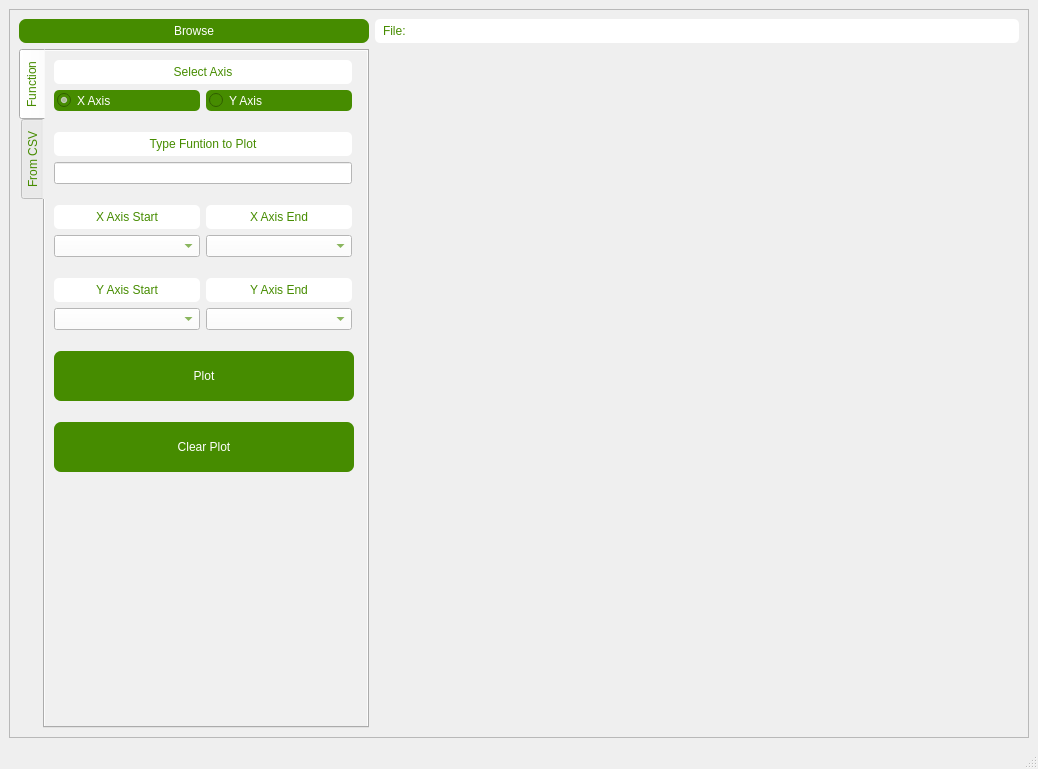
Above: ui_files/graph_layout.ui from Josh-ee/GraphingUI before the change. Below: the same form after it.
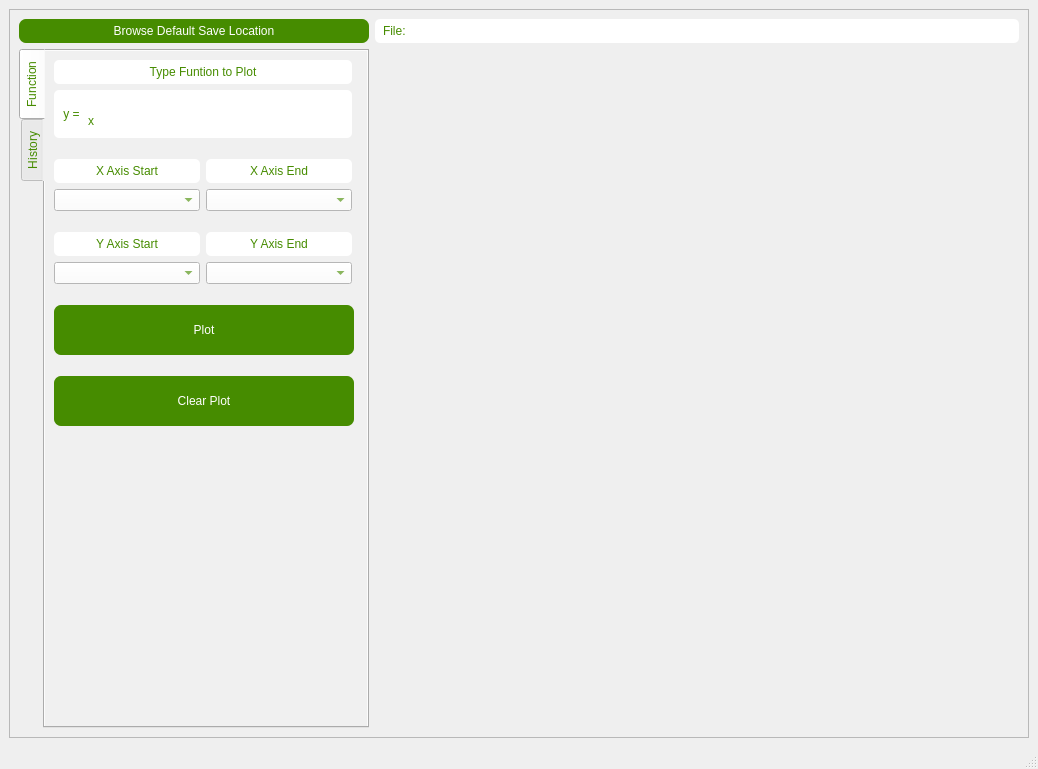
That is the form after the change.

Commit message:
added history tab
fixed browse

Patch:
```diff
--- a/ui_files/graph_layout.ui
+++ b/ui_files/graph_layout.ui
@@ -32,39 +32,6 @@
        <enum>QFrame::Raised</enum>
       </property>
       <layout class="QGridLayout" name="gridLayout_2">
-       <item row="0" column="0">
-        <widget class="QPushButton" name="browseButton">
-         <property name="sizePolicy">
-          <sizepolicy hsizetype="Fixed" vsizetype="Fixed">
-           <horstretch>0</horstretch>
-           <verstretch>0</verstretch>
-          </sizepolicy>
-         </property>
-         <property name="minimumSize">
-          <size>
-           <width>350</width>
-           <height>0</height>
-          </size>
-         </property>
-         <property name="styleSheet">
-          <string notr="true">QPushButton{
-	background-color: rgb(70, 140, 0);
-	color: rgb(255, 255, 255);
-}
-QPushButton:hover{
-	background-color: rgb(85, 150, 100);
-}
-
-QPushButton:pressed{
-	background-color: rgb(86, 91, 89);
-}
-</string>
-         </property>
-         <property name="text">
-          <string>Browse</string>
-         </property>
-        </widget>
-       </item>
        <item row="1" column="1">
         <layout class="QVBoxLayout" name="verticalLayout">
          <item>
@@ -130,7 +97,39 @@
            <string>Function</string>
           </attribute>
           <layout class="QGridLayout" name="gridLayout_3">
-           <item row="6" column="0">
+           <item row="7" column="0">
+            <spacer name="verticalSpacer_4">
+             <property name="orientation">
+              <enum>Qt::Vertical</enum>
+             </property>
+             <property name="sizeType">
+              <enum>QSizePolicy::Fixed</enum>
+             </property>
+             <property name="sizeHint" stdset="0">
+              <size>
+               <width>20</width>
+               <height>15</height>
+              </size>
+             </property>
+            </spacer>
+           </item>
+           <item row="14" column="0">
+            <spacer name="verticalSpacer_6">
+             <property name="orientation">
+              <enum>Qt::Vertical</enum>
+             </property>
+             <property name="sizeType">
+              <enum>QSizePolicy::Fixed</enum>
+             </property>
+             <property name="sizeHint" stdset="0">
+              <size>
+               <width>20</width>
+               <height>15</height>
+              </size>
+             </property>
+            </spacer>
+           </item>
+           <item row="3" column="0">
             <spacer name="verticalSpacer_3">
              <property name="orientation">
               <enum>Qt::Vertical</enum>
@@ -146,50 +145,36 @@
              </property>
             </spacer>
            </item>
-           <item row="1" column="0">
-            <widget class="QRadioButton" name="xradioButton">
-             <property name="styleSheet">
-              <string notr="true">color: rgb(255,255,255);
-border-radius: 5px;
-background-color: rgb(70, 140, 0);
-padding: 3px;</string>
+           <item row="16" column="0">
+            <spacer name="verticalSpacer">
+             <property name="orientation">
+              <enum>Qt::Vertical</enum>
              </property>
-             <property name="text">
-              <string>X Axis</string>
+             <property name="sizeHint" stdset="0">
+              <size>
+               <width>20</width>
+               <height>202</height>
+              </size>
              </property>
-             <property name="checked">
-              <bool>true</bool>
-             </property>
-            </widget>
+            </spacer>
            </item>
-           <item row="8" column="1">
-            <widget class="QComboBox" name="comboBox_2">
-             <property name="styleSheet">
-              <string notr="true">background-color: rgb(255, 255, 255);</string>
+           <item row="12" column="0">
+            <spacer name="verticalSpacer_5">
+             <property name="orientation">
+              <enum>Qt::Vertical</enum>
              </property>
-            </widget>
-           </item>
-           <item row="0" column="0" colspan="2">
-            <widget class="QLabel" name="label_2">
-             <property name="styleSheet">
-              <string notr="true">    border-radius: 5px;
-	background-color: rgb(255, 255, 255);
-	border: none;
-	padding: 5px;
-	font: 12 15pt &quot;Segoe UI Semibold&quot;;
-
-	
-	</string>
+             <property name="sizeType">
+              <enum>QSizePolicy::Fixed</enum>
              </property>
-             <property name="text">
-              <string>Select Axis</string>
+             <property name="sizeHint" stdset="0">
+              <size>
+               <width>20</width>
+               <height>15</height>
+              </size>
              </property>
-             <property name="alignment">
-              <set>Qt::AlignCenter</set>
-             </property>
-            </widget>
+            </spacer>
            </item>
-           <item row="17" column="0" colspan="2">
+           <item row="15" column="0" colspan="2">
             <widget class="QPushButton" name="clearButton">
              <property name="sizePolicy">
               <sizepolicy hsizetype="Fixed" vsizetype="Fixed">
@@ -223,7 +208,7 @@
              </property>
             </widget>
            </item>
-           <item row="15" column="0" colspan="3">
+           <item row="13" column="0" colspan="3">
             <widget class="QPushButton" name="plotButton">
              <property name="sizePolicy">
               <sizepolicy hsizetype="Fixed" vsizetype="Fixed">
@@ -257,7 +242,28 @@
              </property>
             </widget>
            </item>
+           <item row="6" column="1">
+            <widget class="QComboBox" name="comboBox_2">
+             <property name="styleSheet">
+              <string notr="true">background-color: rgb(255, 255, 255);</string>
+             </property>
+            </widget>
+           </item>
+           <item row="6" column="0">
+            <widget class="QComboBox" name="comboBox">
+             <property name="styleSheet">
+              <string notr="true">background-color: rgb(255, 255, 255);</string>
+             </property>
+            </widget>
+           </item>
            <item row="10" column="0">
+            <widget class="QComboBox" name="comboBox_4">
+             <property name="styleSheet">
+              <string notr="true">background-color: rgb(255, 255, 255);</string>
+             </property>
+            </widget>
+           </item>
+           <item row="8" column="0">
             <widget class="QLabel" name="label_6">
              <property name="styleSheet">
               <string notr="true">    border-radius: 5px;
@@ -277,118 +283,7 @@
              </property>
             </widget>
            </item>
-           <item row="16" column="0">
-            <spacer name="verticalSpacer_6">
-             <property name="orientation">
-              <enum>Qt::Vertical</enum>
-             </property>
-             <property name="sizeType">
-              <enum>QSizePolicy::Fixed</enum>
-             </property>
-             <property name="sizeHint" stdset="0">
-              <size>
-               <width>20</width>
-               <height>15</height>
-              </size>
-             </property>
-            </spacer>
-           </item>
-           <item row="9" column="0">
-            <spacer name="verticalSpacer_4">
-             <property name="orientation">
-              <enum>Qt::Vertical</enum>
-             </property>
-             <property name="sizeType">
-              <enum>QSizePolicy::Fixed</enum>
-             </property>
-             <property name="sizeHint" stdset="0">
-              <size>
-               <width>20</width>
-               <height>15</height>
-              </size>
-             </property>
-            </spacer>
-           </item>
-           <item row="2" column="0">
-            <spacer name="verticalSpacer_2">
-             <property name="orientation">
-              <enum>Qt::Vertical</enum>
-             </property>
-             <property name="sizeType">
-              <enum>QSizePolicy::Fixed</enum>
-             </property>
-             <property name="sizeHint" stdset="0">
-              <size>
-               <width>20</width>
-               <height>15</height>
-              </size>
-             </property>
-            </spacer>
-           </item>
-           <item row="1" column="1">
-            <widget class="QRadioButton" name="yradioButton">
-             <property name="styleSheet">
-              <string notr="true">color: rgb(255,255,255);
-border-radius: 5px;
-background-color: rgb(70, 140, 0);
-padding: 3px;</string>
-             </property>
-             <property name="text">
-              <string>Y Axis</string>
-             </property>
-             <property name="checked">
-              <bool>false</bool>
-             </property>
-            </widget>
-           </item>
-           <item row="7" column="1">
-            <widget class="QLabel" name="label_5">
-             <property name="styleSheet">
-              <string notr="true">    border-radius: 5px;
-	background-color: rgb(255, 255, 255);
-	border: none;
-	padding: 5px;
-	font: 12 15pt &quot;Segoe UI Semibold&quot;;
-
-	
-	</string>
-             </property>
-             <property name="text">
-              <string>X Axis End</string>
-             </property>
-             <property name="alignment">
-              <set>Qt::AlignCenter</set>
-             </property>
-            </widget>
-           </item>
-           <item row="4" column="0" colspan="2">
-            <widget class="QLabel" name="label_3">
-             <property name="styleSheet">
-              <string notr="true">    border-radius: 5px;
-	background-color: rgb(255, 255, 255);
-	border: none;
-	padding: 5px;
-	font: 12 15pt &quot;Segoe UI Semibold&quot;;
-
-	
-	</string>
-             </property>
-             <property name="text">
-              <string>Type Funtion to Plot</string>
-             </property>
-             <property name="alignment">
-              <set>Qt::AlignCenter</set>
-             </property>
-            </widget>
-           </item>
-           <item row="5" column="0" colspan="2">
-            <widget class="QLineEdit" name="functionEdit">
-             <property name="styleSheet">
-              <string notr="true">background-color: rgb(255, 255, 255);</string>
-             </property>
-            </widget>
-           </item>
-           <item row="7" column="0">
+           <item row="5" column="0">
             <widget class="QLabel" name="label_4">
              <property name="styleSheet">
               <string notr="true">    border-radius: 5px;
@@ -408,57 +303,34 @@
              </property>
             </widget>
            </item>
-           <item row="8" column="0">
-            <widget class="QComboBox" name="comboBox">
+           <item row="5" column="1">
+            <widget class="QLabel" name="label_5">
              <property name="styleSheet">
-              <string notr="true">background-color: rgb(255, 255, 255);</string>
+              <string notr="true">    border-radius: 5px;
+	background-color: rgb(255, 255, 255);
+	border: none;
+	padding: 5px;
+	font: 12 15pt &quot;Segoe UI Semibold&quot;;
+
+	
+	</string>
              </property>
-            </widget>
-           </item>
-           <item row="18" column="0">
-            <spacer name="verticalSpacer">
-             <property name="orientation">
-              <enum>Qt::Vertical</enum>
+             <property name="text">
+              <string>X Axis End</string>
              </property>
-             <property name="sizeHint" stdset="0">
-              <size>
-               <width>20</width>
-               <height>202</height>
-              </size>
+             <property name="alignment">
+              <set>Qt::AlignCenter</set>
              </property>
-            </spacer>
-           </item>
-           <item row="12" column="1">
-            <widget class="QComboBox" name="comboBox_3">
-             <property name="styleSheet">
-              <string notr="true">background-color: rgb(255, 255, 255);</string>
-             </property>
             </widget>
            </item>
-           <item row="12" column="0">
-            <widget class="QComboBox" name="comboBox_4">
-             <property name="styleSheet">
-              <string notr="true">background-color: rgb(255, 255, 255);</string>
-             </property>
-            </widget>
-           </item>
-           <item row="14" column="0">
-            <spacer name="verticalSpacer_5">
-             <property name="orientation">
-              <enum>Qt::Vertical</enum>
-             </property>
-             <property name="sizeType">
-              <enum>QSizePolicy::Fixed</enum>
-             </property>
-             <property name="sizeHint" stdset="0">
-              <size>
-               <width>20</width>
-               <height>15</height>
-              </size>
-             </property>
-            </spacer>
-           </item>
            <item row="10" column="1">
+            <widget class="QComboBox" name="comboBox_3">
+             <property name="styleSheet">
+              <string notr="true">background-color: rgb(255, 255, 255);</string>
+             </property>
+            </widget>
+           </item>
+           <item row="8" column="1">
             <widget class="QLabel" name="label_7">
              <property name="styleSheet">
               <string notr="true">    border-radius: 5px;
@@ -478,15 +350,152 @@
              </property>
             </widget>
            </item>
+           <item row="1" column="0" colspan="2">
+            <widget class="QLabel" name="label_3">
+             <property name="styleSheet">
+              <string notr="true">    border-radius: 5px;
+	background-color: rgb(255, 255, 255);
+	border: none;
+	padding: 5px;
+	font: 12 15pt &quot;Segoe UI Semibold&quot;;
+
+	
+	</string>
+             </property>
+             <property name="text">
+              <string>Type Funtion to Plot</string>
+             </property>
+             <property name="alignment">
+              <set>Qt::AlignCenter</set>
+             </property>
+            </widget>
+           </item>
+           <item row="2" column="0" colspan="2">
+            <widget class="QFrame" name="frame">
+             <property name="sizePolicy">
+              <sizepolicy hsizetype="Preferred" vsizetype="Preferred">
+               <horstretch>0</horstretch>
+               <verstretch>0</verstretch>
+              </sizepolicy>
+             </property>
+             <property name="minimumSize">
+              <size>
+               <width>200</width>
+               <height>0</height>
+              </size>
+             </property>
+             <property name="styleSheet">
+              <string notr="true">QFrame{
+
+	border-radius: 5px;
+	background-color: rgb(255, 255, 255);
+	border: none;
+	
+	color: rgb(255, 255, 255);
+	
+	font: 12 15pt &quot;Segoe UI Semibold&quot;;
+}
+</string>
+             </property>
+             <property name="frameShape">
+              <enum>QFrame::StyledPanel</enum>
+             </property>
+             <property name="frameShadow">
+              <enum>QFrame::Raised</enum>
+             </property>
+             <layout class="QGridLayout" name="gridLayout_5">
+              <item row="0" column="0">
+               <widget class="QLabel" name="label_8">
+                <property name="maximumSize">
+                 <size>
+                  <width>51</width>
+                  <height>16777215</height>
+                 </size>
+                </property>
+                <property name="styleSheet">
+                 <string notr="true">    border-radius: 5px;
+	background-color: rgb(255, 255, 255);
+	color: rgb(70, 140, 0);
+	border: none;
+	font: 12 15pt &quot;Segoe UI Semibold&quot;;
+
+	
+	</string>
+                </property>
+                <property name="text">
+                 <string>y =</string>
+                </property>
+                <property name="alignment">
+                 <set>Qt::AlignCenter</set>
+                </property>
+               </widget>
+              </item>
+              <item row="0" column="1">
+               <widget class="QLineEdit" name="functionEdit">
+                <property name="minimumSize">
+                 <size>
+                  <width>0</width>
+                  <height>30</height>
+                 </size>
+                </property>
+                <property name="styleSheet">
+                 <string notr="true">background-color: rgb(255, 255, 255);
+font: 10 15pt &quot;Segoe UI Semibold&quot;;
+border: none;</string>
+                </property>
+                <property name="text">
+                 <string>x</string>
+                </property>
+                <property name="alignment">
+                 <set>Qt::AlignBottom|Qt::AlignLeading|Qt::AlignLeft</set>
+                </property>
+               </widget>
+              </item>
+             </layout>
+            </widget>
+           </item>
           </layout>
          </widget>
          <widget class="QWidget" name="tab_2">
           <attribute name="title">
-           <string>From CSV</string>
+           <string>History</string>
           </attribute>
          </widget>
         </widget>
        </item>
+       <item row="0" column="0">
+        <widget class="QPushButton" name="browseButton">
+         <property name="sizePolicy">
+          <sizepolicy hsizetype="Fixed" vsizetype="Fixed">
+           <horstretch>0</horstretch>
+           <verstretch>0</verstretch>
+          </sizepolicy>
+         </property>
+         <property name="minimumSize">
+          <size>
+           <width>350</width>
+           <height>0</height>
+          </size>
+         </property>
+         <property name="styleSheet">
+          <string notr="true">QPushButton{
+	background-color: rgb(70, 140, 0);
+	color: rgb(255, 255, 255);
+}
+QPushButton:hover{
+	background-color: rgb(85, 150, 100);
+}
+
+QPushButton:pressed{
+	background-color: rgb(86, 91, 89);
+}
+</string>
+         </property>
+         <property name="text">
+          <string>Browse Default Save Location</string>
+         </property>
+        </widget>
+       </item>
       </layout>
      </widget>
     </item>
```
Left out of the diff: 12 changed lines with no effect on the pictures. The commit also changes 1 other file.
